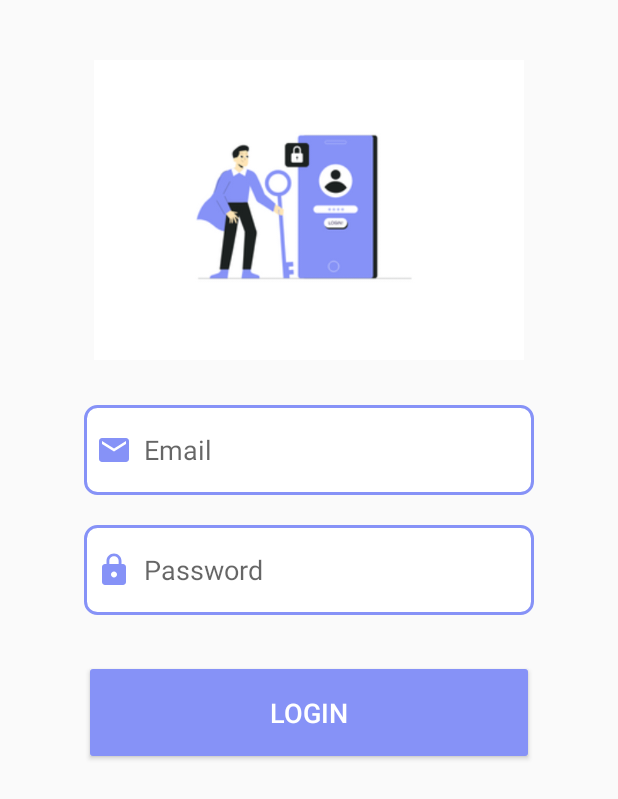
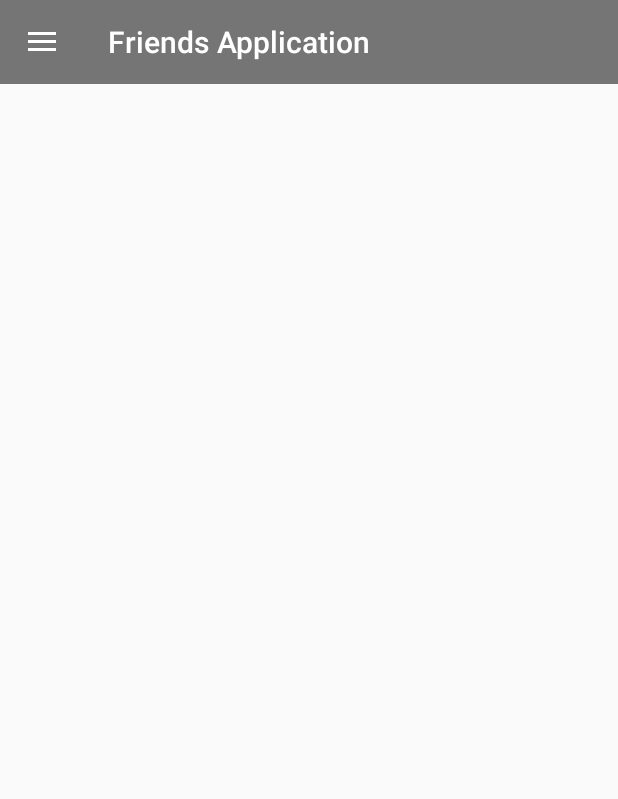
Before and after one commit to nahian00777/Mobile-App-Development-Project, an Android app built with Jetpack Compose: the screen it shows after launch (LoginPage before the commit, NavigationDrawerActivity after it), after a tap on "LOGIN", on a phone screen of 412 x 824 dp. Shown: the top 799 px of the screen. Run offline under Robolectric (Android 15) with nearby library versions, the phone set to English and light mode, and no system bars.

Commit message:
nav bar design

```diff
--- a/app/src/main/java/com/knowbuddy/friendsforever/MainActivity.kt
+++ b/app/src/main/java/com/knowbuddy/friendsforever/MainActivity.kt
@@ -5,6 +5,7 @@ import android.os.Bundle
 import android.widget.Button
 import androidx.activity.ComponentActivity
 import androidx.activity.enableEdgeToEdge
+import com.knowbuddy.friendsforever.frontend.navigationdrawer.NavigationDrawerActivity
 import com.knowbuddy.friendsforever.frontend.pages.HomePage
 import com.knowbuddy.friendsforever.frontend.pages.LoginPage
 import com.knowbuddy.friendsforever.frontend.pages.RegisterPage
@@ -19,7 +20,7 @@ class MainActivity : ComponentActivity() {
         val loginButton: Button = findViewById(R.id.loginButton)
 
         loginButton.setOnClickListener {
-            val intent = Intent(this, LoginPage::class.java)
+            val intent = Intent(this, NavigationDrawerActivity::class.java)
             startActivity(intent)
         }
         val signUpButton: Button = findViewById(R.id.signUpButton)
--- a/app/src/main/java/com/knowbuddy/friendsforever/frontend/navigationdrawer/NavigationDrawerActivity.kt
+++ b/app/src/main/java/com/knowbuddy/friendsforever/frontend/navigationdrawer/NavigationDrawerActivity.kt
@@ -1,16 +1,78 @@
 package com.knowbuddy.friendsforever.frontend.navigationdrawer
 
 import android.os.Bundle
+import android.view.MenuItem
 import androidx.activity.enableEdgeToEdge
+import androidx.appcompat.app.ActionBarDrawerToggle
 import androidx.appcompat.app.AppCompatActivity
+import androidx.appcompat.widget.Toolbar
+import androidx.core.view.GravityCompat
 import androidx.core.view.ViewCompat
 import androidx.core.view.WindowInsetsCompat
+import androidx.drawerlayout.widget.DrawerLayout
+import androidx.fragment.app.Fragment
+import com.google.android.material.navigation.NavigationView
 import com.knowbuddy.friendsforever.R
 
 class NavigationDrawerActivity : AppCompatActivity() {
+
+    private lateinit var toolbarr: Toolbar
+    private lateinit var navigationView: NavigationView
+    private lateinit var drawer: DrawerLayout
+    private lateinit var drawerToggle: ActionBarDrawerToggle
+
     override fun onCreate(savedInstanceState: Bundle?) {
         super.onCreate(savedInstanceState)
         enableEdgeToEdge()
         setContentView(R.layout.activity_navigation_drawer)
+        toolbarr = findViewById(R.id.toolbar)
+        navigationView = findViewById(R.id.navigation_view)
+        setSupportActionBar(toolbarr)
+        supportActionBar?.setDisplayHomeAsUpEnabled(true)
+        drawer = findViewById(R.id.drawerLayout)
+        drawerToggle = setupDrawerToggle()
+        drawerToggle.isDrawerIndicatorEnabled = true;
+        drawerToggle.syncState()
+
+        drawer.addDrawerListener(drawerToggle)
+        setupDrawerContent(navigationView)
+
+    }
+
+    override fun onOptionsItemSelected(item: MenuItem): Boolean {
+        when (item.itemId) {
+            android.R.id.home -> {
+                drawer.openDrawer(GravityCompat.START)
+                return true
+            }
+        }
+        return super.onOptionsItemSelected(item)
+    }
+
+    private fun setupDrawerContent(navigationView: NavigationView) {
+        navigationView.setNavigationItemSelectedListener { menuItem ->
+//            selectDrawerItem(menuItem)
+            true
+        }
+    }
+
+//    private fun selectDrawerItem(menuItem: MenuItem) {
+//
+//        try {
+//            val fragment: Fragment = when (menuItem.itemId) {
+//            }
+//        } catch (e: Exception) {
+//            e.printStackTrace()
+//        }
+//    }
+
+    private fun setupDrawerToggle(): ActionBarDrawerToggle {
+        return ActionBarDrawerToggle(
+            this,
+            drawer,
+            toolbarr,
+            R.string.drawer_open,
+            R.string.drawer_close,
+        )
     }
 }
--- a/app/src/main/res/layout/activity_navigation_drawer.xml
+++ b/app/src/main/res/layout/activity_navigation_drawer.xml
@@ -1,10 +1,33 @@
 <?xml version="1.0" encoding="utf-8"?>
-<androidx.constraintlayout.widget.ConstraintLayout xmlns:android="http://schemas.android.com/apk/res/android"
+<androidx.drawerlayout.widget.DrawerLayout xmlns:android="http://schemas.android.com/apk/res/android"
     xmlns:app="http://schemas.android.com/apk/res-auto"
     xmlns:tools="http://schemas.android.com/tools"
-    android:id="@+id/main"
+    android:id="@+id/drawerLayout"
     android:layout_width="match_parent"
     android:layout_height="match_parent"
     tools:context=".frontend.navigationdrawer.NavigationDrawerActivity">
 
-</androidx.constraintlayout.widget.ConstraintLayout>
+    <LinearLayout
+        android:layout_width="match_parent"
+        android:layout_height="match_parent"
+        android:orientation="vertical">
+
+        <include
+            layout="@layout/appbar"
+            android:layout_width="match_parent"
+            android:layout_height="wrap_content" />
+
+        <FrameLayout
+            android:layout_width="match_parent"
+            android:layout_height="match_parent" />
+    </LinearLayout>
+
+    <com.google.android.material.navigation.NavigationView
+        android:id="@+id/navigation_view"
+        android:layout_width="match_parent"
+        android:layout_height="match_parent"
+        android:layout_gravity="start"
+        android:background="@color/white"
+        app:headerLayout="@layout/nav_header"
+        app:menu="@menu/drawer_view" />
+</androidx.drawerlayout.widget.DrawerLayout>
--- /dev/null
+++ b/app/src/main/res/layout/nav_header.xml
@@ -0,0 +1,20 @@
+<?xml version="1.0" encoding="utf-8"?>
+<androidx.constraintlayout.widget.ConstraintLayout xmlns:android="http://schemas.android.com/apk/res/android"
+    xmlns:app="http://schemas.android.com/apk/res-auto"
+    android:layout_width="match_parent"
+    android:layout_height="192dp"
+    android:background="?attr/colorPrimaryDark"
+    android:padding="16dp">
+
+    <TextView
+        android:id="@+id/nav_header_title"
+        android:layout_width="match_parent"
+        android:layout_height="wrap_content"
+        android:text="Header"
+        android:textAppearance="@style/TextAppearance.AppCompat.Body1"
+        android:textColor="@android:color/white"
+        app:layout_constraintBottom_toBottomOf="parent"
+        app:layout_constraintEnd_toEndOf="parent"
+        app:layout_constraintStart_toStartOf="parent" />
+
+</androidx.constraintlayout.widget.ConstraintLayout>
--- /dev/null
+++ b/app/src/main/res/menu/drawer_view.xml
@@ -0,0 +1,32 @@
+<?xml version="1.0" encoding="utf-8"?>
+<menu xmlns:android="http://schemas.android.com/apk/res/android">
+    <group android:checkableBehavior="single">
+        <item
+            android:id="@+id/nav_first_frag"
+            android:checked="true"
+            android:icon="@drawable/ic_launcher_foreground"
+            android:title="First" />
+        <item
+            android:id="@+id/nav_second_frag"
+            android:icon="@drawable/ic_launcher_foreground"
+            android:title="Second" />
+        <item
+            android:id="@+id/nav_third_frag"
+            android:icon="@drawable/ic_launcher_foreground"
+            android:title="Third" />
+        <item android:title="sub item">
+            <menu>
+                <group android:checkableBehavior="single">
+                    <item
+                        android:id="@+id/nav_sub_first"
+                        android:icon="@drawable/ic_launcher_foreground"
+                        android:title="Sub First" />
+                    <item
+                        android:id="@+id/nav_sub_second"
+                        android:icon="@drawable/ic_launcher_foreground"
+                        android:title="Sub Second" />
+                </group>
+            </menu>
+        </item>
+    </group>
+</menu>
--- a/app/src/main/res/values/strings.xml
+++ b/app/src/main/res/values/strings.xml
@@ -13,7 +13,7 @@
     <string name="Password">Password</string>
     <string name="ConfirmPassword">Confirm Password</string>
 
-
+    <!-- Password Rules -->
     <integer name="min_password_length">8</integer>
     <integer name="min_letters">1</integer>
     <integer name="min_numeric">1</integer>
@@ -21,4 +21,7 @@
     <integer name="min_nonletter">1</integer>
     <integer name="max_password_length">16</integer>
 
+    <!-- Drawer Strings -->
+    <string name="drawer_open">Open Drawer</string>
+    <string name="drawer_close">Close Drawer</string>
 </resources>
```
